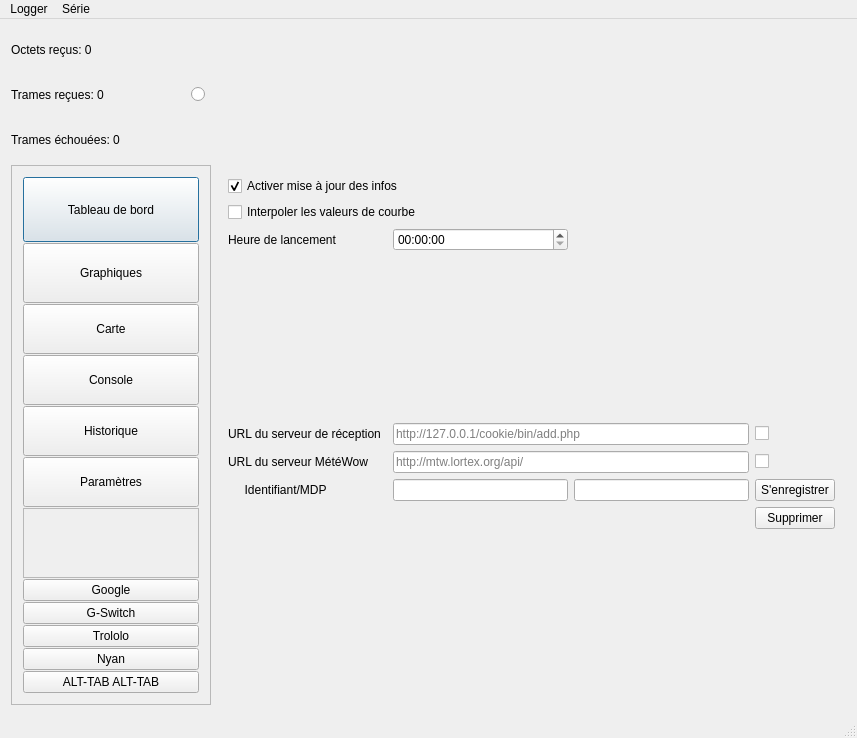
Qt form FenPrincipale.ui (mjc-ermont/Cookie-Logger) before a commit.
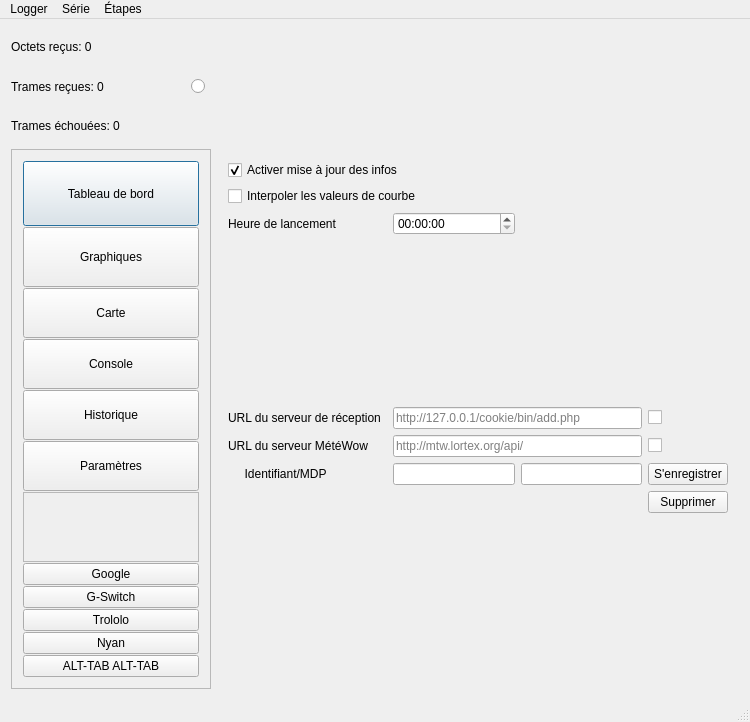
The same form after that commit. Icons and pictures are not drawn.

Patch:
```diff
--- a/FenPrincipale.ui
+++ b/FenPrincipale.ui
@@ -6,8 +6,8 @@
    <rect>
     <x>0</x>
     <y>0</y>
-    <width>857</width>
-    <height>738</height>
+    <width>750</width>
+    <height>722</height>
    </rect>
   </property>
   <property name="windowTitle">
@@ -23,7 +23,7 @@
   <widget class="QWidget" name="widgetCentral">
    <layout class="QGridLayout" name="gridLayout_7">
     <item row="0" column="0">
-     <layout class="QGridLayout" name="gridLayout_2" rowstretch="0,5" columnstretch="0,0,1,1">
+     <layout class="QGridLayout" name="gridLayout_2" rowstretch="0,5" columnstretch="0,0,0,1">
       <item row="1" column="0" colspan="2">
        <widget class="QFrame" name="frame">
         <property name="sizePolicy">
@@ -434,7 +434,11 @@
            </widget>
           </item>
           <item row="7" column="3">
-           <widget class="QLineEdit" name="metewowMacLineEdit"/>
+           <widget class="QLineEdit" name="metewowMacLineEdit">
+            <property name="placeholderText">
+             <string/>
+            </property>
+           </widget>
           </item>
           <item row="7" column="1">
            <widget class="QLabel" name="label_6">
@@ -586,7 +590,7 @@
           <item>
            <widget class="QLabel" name="stats_octets_recus">
             <property name="text">
-             <string>Octets reçus: 0</string>
+             <string>Octets reçus: 0 </string>
             </property>
            </widget>
           </item>
@@ -637,7 +641,7 @@
     <rect>
      <x>0</x>
      <y>0</y>
-     <width>857</width>
+     <width>750</width>
      <height>25</height>
     </rect>
    </property>
@@ -680,8 +684,18 @@
     <addaction name="separator"/>
     <addaction name="actionBalayage_frequentiel"/>
    </widget>
+   <widget class="QMenu" name="menu_tapes">
+    <property name="title">
+     <string>Étapes</string>
+    </property>
+    <addaction name="actionPasser_l_tape_suivante"/>
+    <addaction name="actionPasser_l_tape_pr_c_dente"/>
+    <addaction name="separator"/>
+    <addaction name="actionRemettre_z_ro"/>
+   </widget>
    <addaction name="menuLogger"/>
    <addaction name="menuS_rie"/>
+   <addaction name="menu_tapes"/>
   </widget>
   <action name="actionQuitter">
    <property name="text">
```
Left out of the diff: 15 changed lines with no effect on the pictures.
